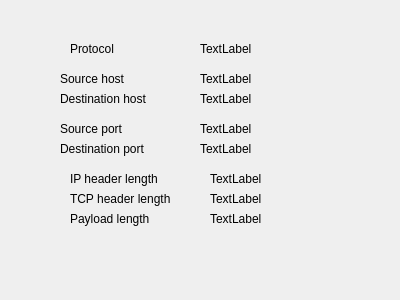
Before: the Qt Designer form packetinfodialog.ui in AONunan/FinalYearProject, drawn with Qt 5.
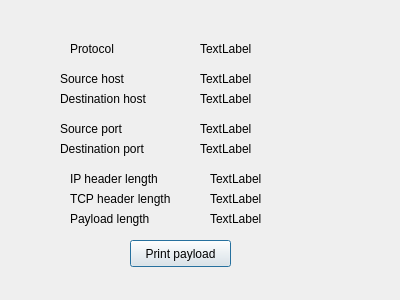
After: the same form once the commit is applied.

```diff
--- a/packetinfodialog.ui
+++ b/packetinfodialog.ui
@@ -221,6 +221,19 @@
     <string>TextLabel</string>
    </property>
   </widget>
+  <widget class="QPushButton" name="pushButton_print_payload">
+   <property name="geometry">
+    <rect>
+     <x>130</x>
+     <y>240</y>
+     <width>101</width>
+     <height>27</height>
+    </rect>
+   </property>
+   <property name="text">
+    <string>Print payload</string>
+   </property>
+  </widget>
  </widget>
  <resources/>
  <connections/>
```
